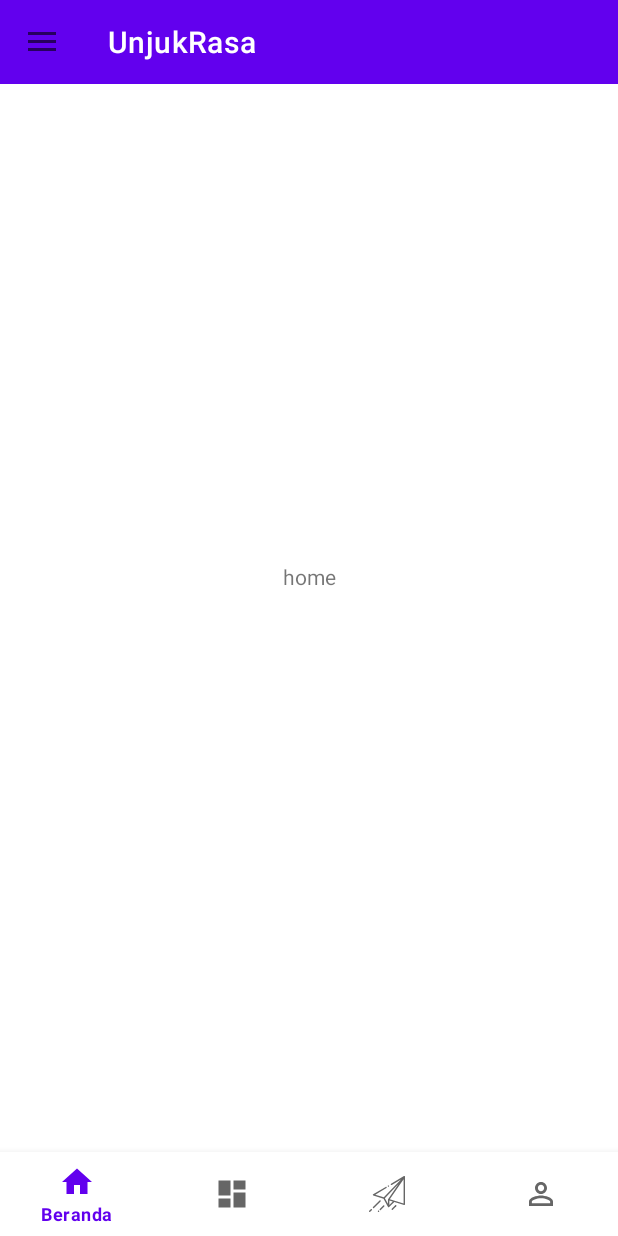
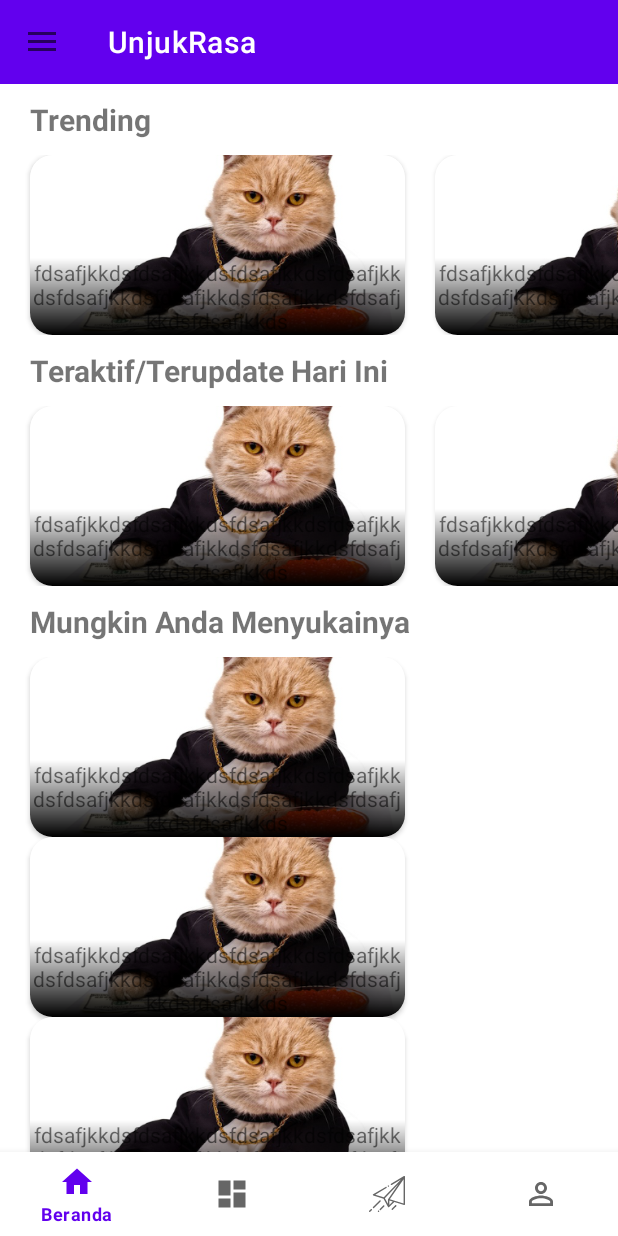
Before and after one commit to eldon922/UnjukRasa, an Android app: the screen it shows after launch (MainActivity), on a phone screen of 412 x 824 dp. Run offline under Robolectric (Android 15) with nearby library versions, the phone set to English and light mode, and no system bars; our stand-ins replace navigation-ui.

Commit message:
RecyclerView template

```diff
--- /dev/null
+++ b/app/src/main/java/com/chriseldon/unjukrasa/home/ActiveTodayListAdapter.kt
@@ -0,0 +1,46 @@
+package com.chriseldon.unjukrasa.home
+
+import android.view.LayoutInflater
+import android.view.View
+import android.view.ViewGroup
+import androidx.recyclerview.widget.RecyclerView
+import com.chriseldon.unjukrasa.R
+import com.chriseldon.unjukrasa.databinding.TrendingListItemBinding
+
+
+class ActiveTodayListAdapter(private val dataSet: List<String>) :
+    RecyclerView.Adapter<ActiveTodayListAdapter.ViewHolder>() {
+
+    /**
+     * Provide a reference to the type of views that you are using
+     * (custom ViewHolder).
+     */
+    class ViewHolder(view: View) : RecyclerView.ViewHolder(view) {
+        private val binding = TrendingListItemBinding.bind(view)
+
+        fun bind(text: String) {
+
+        }
+    }
+
+    // Create new views (invoked by the layout manager)
+    override fun onCreateViewHolder(viewGroup: ViewGroup, viewType: Int): ViewHolder {
+        // Create a new view, which defines the UI of the list item
+        val view = LayoutInflater.from(viewGroup.context)
+            .inflate(R.layout.trending_list_item, viewGroup, false)
+
+        return ViewHolder(view)
+    }
+
+    // Replace the contents of a view (invoked by the layout manager)
+    override fun onBindViewHolder(viewHolder: ViewHolder, position: Int) {
+
+        // Get element from your dataset at this position and replace the
+        // contents of the view with that element
+        viewHolder.bind(dataSet[position])
+    }
+
+    // Return the size of your dataset (invoked by the layout manager)
+    override fun getItemCount() = dataSet.size
+
+}
--- a/app/src/main/java/com/chriseldon/unjukrasa/home/HomePageFragment.kt
+++ b/app/src/main/java/com/chriseldon/unjukrasa/home/HomePageFragment.kt
@@ -5,6 +5,7 @@ import android.view.LayoutInflater
 import android.view.View
 import android.view.ViewGroup
 import androidx.fragment.app.Fragment
+import androidx.recyclerview.widget.LinearLayoutManager
 import com.chriseldon.unjukrasa.databinding.FragmentHomePageBinding
 
 class HomePageFragment : Fragment() {
@@ -25,6 +26,20 @@ class HomePageFragment : Fragment() {
 
         val binding = fragmentBinding!!
 
+        binding.rvTrending.apply {
+            this.layoutManager = LinearLayoutManager(context, LinearLayoutManager.HORIZONTAL, false)
+            this.adapter = TrendingListAdapter(arrayListOf("abcde", "abcde", "abcde", "abcde", "abcde", "abcde"))
+        }
+
+        binding.rvActiveToday.apply {
+            this.layoutManager = LinearLayoutManager(context, LinearLayoutManager.HORIZONTAL, false)
+            this.adapter = ActiveTodayListAdapter(arrayListOf("abcde", "abcde", "abcde", "abcde", "abcde", "abcde"))
+        }
+
+        binding.rvRecommended.apply {
+            this.layoutManager = LinearLayoutManager(context, LinearLayoutManager.VERTICAL, false)
+            this.adapter = RecommendedListAdapter(arrayListOf("abcde", "abcde", "abcde", "abcde", "abcde", "abcde"))
+        }
     }
 
     override fun onDestroyView() {
--- /dev/null
+++ b/app/src/main/java/com/chriseldon/unjukrasa/home/RecommendedListAdapter.kt
@@ -0,0 +1,46 @@
+package com.chriseldon.unjukrasa.home
+
+import android.view.LayoutInflater
+import android.view.View
+import android.view.ViewGroup
+import androidx.recyclerview.widget.RecyclerView
+import com.chriseldon.unjukrasa.R
+import com.chriseldon.unjukrasa.databinding.TrendingListItemBinding
+
+
+class RecommendedListAdapter(private val dataSet: List<String>) :
+    RecyclerView.Adapter<RecommendedListAdapter.ViewHolder>() {
+
+    /**
+     * Provide a reference to the type of views that you are using
+     * (custom ViewHolder).
+     */
+    class ViewHolder(view: View) : RecyclerView.ViewHolder(view) {
+        private val binding = TrendingListItemBinding.bind(view)
+
+        fun bind(text: String) {
+
+        }
+    }
+
+    // Create new views (invoked by the layout manager)
+    override fun onCreateViewHolder(viewGroup: ViewGroup, viewType: Int): ViewHolder {
+        // Create a new view, which defines the UI of the list item
+        val view = LayoutInflater.from(viewGroup.context)
+            .inflate(R.layout.trending_list_item, viewGroup, false)
+
+        return ViewHolder(view)
+    }
+
+    // Replace the contents of a view (invoked by the layout manager)
+    override fun onBindViewHolder(viewHolder: ViewHolder, position: Int) {
+
+        // Get element from your dataset at this position and replace the
+        // contents of the view with that element
+        viewHolder.bind(dataSet[position])
+    }
+
+    // Return the size of your dataset (invoked by the layout manager)
+    override fun getItemCount() = dataSet.size
+
+}
--- /dev/null
+++ b/app/src/main/java/com/chriseldon/unjukrasa/home/TrendingListAdapter.kt
@@ -0,0 +1,46 @@
+package com.chriseldon.unjukrasa.home
+
+import android.view.LayoutInflater
+import android.view.View
+import android.view.ViewGroup
+import androidx.recyclerview.widget.RecyclerView
+import com.chriseldon.unjukrasa.R
+import com.chriseldon.unjukrasa.databinding.TrendingListItemBinding
+
+
+class TrendingListAdapter(private val dataSet: List<String>) :
+    RecyclerView.Adapter<TrendingListAdapter.ViewHolder>() {
+
+    /**
+     * Provide a reference to the type of views that you are using
+     * (custom ViewHolder).
+     */
+    class ViewHolder(view: View) : RecyclerView.ViewHolder(view) {
+        private val binding = TrendingListItemBinding.bind(view)
+
+        fun bind(text: String) {
+
+        }
+    }
+
+    // Create new views (invoked by the layout manager)
+    override fun onCreateViewHolder(viewGroup: ViewGroup, viewType: Int): ViewHolder {
+        // Create a new view, which defines the UI of the list item
+        val view = LayoutInflater.from(viewGroup.context)
+            .inflate(R.layout.trending_list_item, viewGroup, false)
+
+        return ViewHolder(view)
+    }
+
+    // Replace the contents of a view (invoked by the layout manager)
+    override fun onBindViewHolder(viewHolder: ViewHolder, position: Int) {
+
+        // Get element from your dataset at this position and replace the
+        // contents of the view with that element
+        viewHolder.bind(dataSet[position])
+    }
+
+    // Return the size of your dataset (invoked by the layout manager)
+    override fun getItemCount() = dataSet.size
+
+}
--- /dev/null
+++ b/app/src/main/res/drawable/background_text_overlay.xml
@@ -0,0 +1,5 @@
+<?xml version="1.0" encoding="utf-8"?>
+<shape xmlns:android="http://schemas.android.com/apk/res/android" android:shape="rectangle">
+    <gradient android:angle="270"
+        android:endColor="@color/black" />
+</shape>
--- /dev/null
+++ b/app/src/main/res/layout/active_today_list_item.xml
@@ -0,0 +1,34 @@
+<?xml version="1.0" encoding="utf-8"?>
+<androidx.cardview.widget.CardView xmlns:android="http://schemas.android.com/apk/res/android"
+    xmlns:app="http://schemas.android.com/apk/res-auto"
+    android:layout_width="250dp"
+    android:layout_height="120dp"
+    android:layout_marginStart="20dp"
+    app:cardCornerRadius="15dp">
+
+    <androidx.constraintlayout.widget.ConstraintLayout
+        android:layout_width="match_parent"
+        android:layout_height="match_parent">
+
+        <ImageView
+            android:id="@+id/iv_thumbnail"
+            android:layout_width="match_parent"
+            android:layout_height="match_parent"
+            android:scaleType="centerCrop"
+            android:src="@drawable/cat_caviar"
+            app:layout_constraintEnd_toEndOf="parent"
+            app:layout_constraintStart_toStartOf="parent"
+            app:layout_constraintTop_toTopOf="parent" />
+
+        <TextView
+            android:layout_width="match_parent"
+            android:layout_height="wrap_content"
+            android:background="@drawable/background_text_overlay"
+            android:text="fdsafjkkdsfdsafjkkdsfdsafjkkdsfdsafjkkdsfdsafjkkdsfdsafjkkdsfdsafjkkdsfdsafjkkdsfdsafjkkds"
+            android:textAlignment="center"
+            app:layout_constraintBottom_toBottomOf="parent"
+            app:layout_constraintEnd_toEndOf="parent"
+            app:layout_constraintStart_toStartOf="parent" />
+    </androidx.constraintlayout.widget.ConstraintLayout>
+
+</androidx.cardview.widget.CardView>
--- a/app/src/main/res/layout/activity_main.xml
+++ b/app/src/main/res/layout/activity_main.xml
@@ -31,7 +31,7 @@
             app:layout_constraintBottom_toTopOf="@+id/bottom_navigation"
             app:layout_constraintLeft_toLeftOf="parent"
             app:layout_constraintRight_toRightOf="parent"
-            app:layout_constraintTop_toTopOf="parent" />
+            app:layout_constraintTop_toBottomOf="@+id/toolbar" />
 
         <com.google.android.material.bottomnavigation.BottomNavigationView
             android:id="@+id/bottom_navigation"
--- a/app/src/main/res/layout/fragment_home_page.xml
+++ b/app/src/main/res/layout/fragment_home_page.xml
@@ -1,18 +1,79 @@
 <?xml version="1.0" encoding="utf-8"?>
-<androidx.constraintlayout.widget.ConstraintLayout xmlns:android="http://schemas.android.com/apk/res/android"
+<androidx.core.widget.NestedScrollView xmlns:android="http://schemas.android.com/apk/res/android"
     xmlns:app="http://schemas.android.com/apk/res-auto"
     xmlns:tools="http://schemas.android.com/tools"
     android:layout_width="match_parent"
     android:layout_height="match_parent"
     tools:context=".home.HomePageFragment">
 
-    <TextView
-        android:layout_width="wrap_content"
-        android:layout_height="wrap_content"
-        android:text="home"
-        app:layout_constraintBottom_toBottomOf="parent"
-        app:layout_constraintEnd_toEndOf="parent"
-        app:layout_constraintStart_toStartOf="parent"
-        app:layout_constraintTop_toTopOf="parent" />
+    <androidx.constraintlayout.widget.ConstraintLayout
+        android:layout_width="match_parent"
+        android:layout_height="match_parent">
 
-</androidx.constraintlayout.widget.ConstraintLayout>
+        <TextView
+            android:id="@+id/textView"
+            android:layout_width="wrap_content"
+            android:layout_height="wrap_content"
+            android:paddingVertical="10dp"
+            android:text="Trending"
+            android:textSize="20sp"
+            android:textStyle="bold"
+            app:layout_constraintStart_toStartOf="@+id/guideline2"
+            app:layout_constraintTop_toTopOf="parent" />
+
+        <androidx.recyclerview.widget.RecyclerView
+            android:id="@+id/rv_trending"
+            android:layout_width="match_parent"
+            android:layout_height="wrap_content"
+            android:clipToPadding="false"
+            android:paddingEnd="20dp"
+            app:layout_constraintStart_toStartOf="parent"
+            app:layout_constraintTop_toBottomOf="@+id/textView" />
+
+        <TextView
+            android:id="@+id/textView2"
+            android:layout_width="wrap_content"
+            android:layout_height="wrap_content"
+            android:paddingVertical="10dp"
+            android:text="Teraktif/Terupdate Hari Ini"
+            android:textSize="20sp"
+            android:textStyle="bold"
+            app:layout_constraintStart_toStartOf="@+id/guideline2"
+            app:layout_constraintTop_toBottomOf="@+id/rv_trending" />
+
+        <androidx.recyclerview.widget.RecyclerView
+            android:id="@+id/rv_active_today"
+            android:layout_width="match_parent"
+            android:layout_height="wrap_content"
+            android:clipToPadding="false"
+            android:paddingEnd="20dp"
+            app:layout_constraintStart_toStartOf="parent"
+            app:layout_constraintTop_toBottomOf="@+id/textView2" />
+
+        <TextView
+            android:id="@+id/textView3"
+            android:layout_width="wrap_content"
+            android:layout_height="wrap_content"
+            android:paddingVertical="10dp"
+            android:text="Mungkin Anda Menyukainya"
+            android:textSize="20sp"
+            android:textStyle="bold"
+            app:layout_constraintStart_toStartOf="@+id/guideline2"
+            app:layout_constraintTop_toBottomOf="@+id/rv_active_today" />
+
+        <androidx.recyclerview.widget.RecyclerView
+            android:id="@+id/rv_recommended"
+            android:layout_width="match_parent"
+            android:layout_height="wrap_content"
+            app:layout_constraintStart_toStartOf="parent"
+            app:layout_constraintTop_toBottomOf="@+id/textView3" />
+
+        <androidx.constraintlayout.widget.Guideline
+            android:id="@+id/guideline2"
+            android:layout_width="wrap_content"
+            android:layout_height="wrap_content"
+            android:orientation="vertical"
+            app:layout_constraintGuide_begin="20dp" />
+
+    </androidx.constraintlayout.widget.ConstraintLayout>
+</androidx.core.widget.NestedScrollView>
--- /dev/null
+++ b/app/src/main/res/layout/recommended_list_item.xml
@@ -0,0 +1,34 @@
+<?xml version="1.0" encoding="utf-8"?>
+<androidx.cardview.widget.CardView xmlns:android="http://schemas.android.com/apk/res/android"
+    xmlns:app="http://schemas.android.com/apk/res-auto"
+    android:layout_width="250dp"
+    android:layout_height="120dp"
+    android:layout_marginStart="20dp"
+    app:cardCornerRadius="15dp">
+
+    <androidx.constraintlayout.widget.ConstraintLayout
+        android:layout_width="match_parent"
+        android:layout_height="match_parent">
+
+        <ImageView
+            android:id="@+id/iv_thumbnail"
+            android:layout_width="match_parent"
+            android:layout_height="match_parent"
+            android:scaleType="centerCrop"
+            android:src="@drawable/cat_caviar"
+            app:layout_constraintEnd_toEndOf="parent"
+            app:layout_constraintStart_toStartOf="parent"
+            app:layout_constraintTop_toTopOf="parent" />
+
+        <TextView
+            android:layout_width="match_parent"
+            android:layout_height="wrap_content"
+            android:background="@drawable/background_text_overlay"
+            android:text="fdsafjkkdsfdsafjkkdsfdsafjkkdsfdsafjkkdsfdsafjkkdsfdsafjkkdsfdsafjkkdsfdsafjkkdsfdsafjkkds"
+            android:textAlignment="center"
+            app:layout_constraintBottom_toBottomOf="parent"
+            app:layout_constraintEnd_toEndOf="parent"
+            app:layout_constraintStart_toStartOf="parent" />
+    </androidx.constraintlayout.widget.ConstraintLayout>
+
+</androidx.cardview.widget.CardView>
--- /dev/null
+++ b/app/src/main/res/layout/trending_list_item.xml
@@ -0,0 +1,34 @@
+<?xml version="1.0" encoding="utf-8"?>
+<androidx.cardview.widget.CardView xmlns:android="http://schemas.android.com/apk/res/android"
+    xmlns:app="http://schemas.android.com/apk/res-auto"
+    android:layout_width="250dp"
+    android:layout_height="120dp"
+    android:layout_marginStart="20dp"
+    app:cardCornerRadius="15dp">
+
+    <androidx.constraintlayout.widget.ConstraintLayout
+        android:layout_width="match_parent"
+        android:layout_height="match_parent">
+
+        <ImageView
+            android:id="@+id/iv_thumbnail"
+            android:layout_width="match_parent"
+            android:layout_height="match_parent"
+            android:scaleType="centerCrop"
+            android:src="@drawable/cat_caviar"
+            app:layout_constraintEnd_toEndOf="parent"
+            app:layout_constraintStart_toStartOf="parent"
+            app:layout_constraintTop_toTopOf="parent" />
+
+        <TextView
+            android:layout_width="match_parent"
+            android:layout_height="wrap_content"
+            android:background="@drawable/background_text_overlay"
+            android:text="fdsafjkkdsfdsafjkkdsfdsafjkkdsfdsafjkkdsfdsafjkkdsfdsafjkkdsfdsafjkkdsfdsafjkkdsfdsafjkkds"
+            android:textAlignment="center"
+            app:layout_constraintBottom_toBottomOf="parent"
+            app:layout_constraintEnd_toEndOf="parent"
+            app:layout_constraintStart_toStartOf="parent" />
+    </androidx.constraintlayout.widget.ConstraintLayout>
+
+</androidx.cardview.widget.CardView>
```
Also changed, not shown: app/src/main/res/drawable-xhdpi/cat_caviar.png (added).
